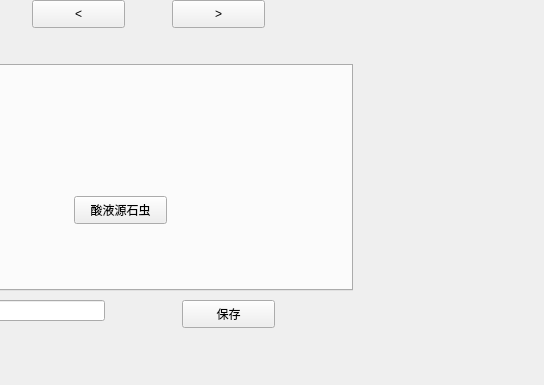
This is editortab.ui in Q-Wednesday/TrineOfRhodesIsland as Qt 5 draws it before an edit; both pictures show x 278 to 822 and y 0 to 385 of the 822 by 385 pixel window. The edited form follows.
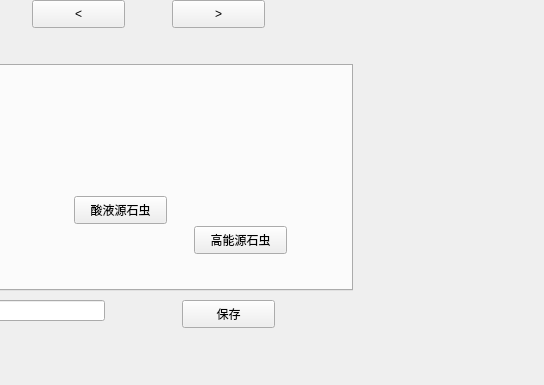
This is the edited form. The open tabs and pages were chosen to show the change.

Commit message: 完成爆炸源石虫

```diff
--- a/editortab.ui
+++ b/editortab.ui
@@ -199,6 +199,19 @@
       <string>酸液源石虫</string>
      </property>
     </widget>
+    <widget class="QPushButton" name="worm3Button">
+     <property name="geometry">
+      <rect>
+       <x>420</x>
+       <y>160</y>
+       <width>93</width>
+       <height>28</height>
+      </rect>
+     </property>
+     <property name="text">
+      <string>高能源石虫</string>
+     </property>
+    </widget>
    </widget>
    <widget class="QWidget" name="tab_3">
     <attribute name="title">
```
Left out of the diff: 2 changed lines with no effect on the pictures. The commit also changes 114 other files.
